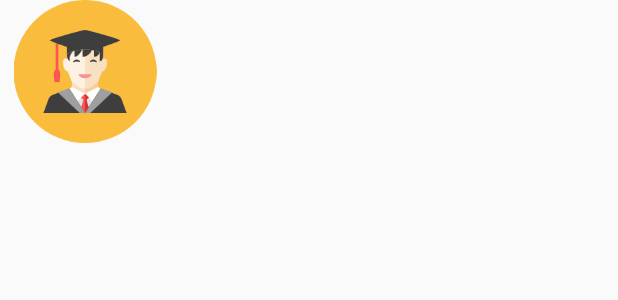
After one commit to Nizar4790k/StudentManager, an Android app: the layout list_item_student.xml on its own in the app's theme, with its tools: preview values and no code run, on a phone screen of 412 x 824 dp. The commit adds this screen. Shown: the top 300 px of the screen. Run offline under Robolectric (Android 15) with nearby library versions, the phone set to English and light mode, and no system bars.

Commit message:
Added items to recycler view

```diff
--- a/app/src/main/java/com/example/studentmanager/activity/StudentActivity.java
+++ b/app/src/main/java/com/example/studentmanager/activity/StudentActivity.java
@@ -14,4 +14,8 @@ public class StudentActivity extends SingleFragmentActivity{
     protected Fragment createFragment() {
         return new StudentFragment();
     }
+
+
+
+
 }
--- a/app/src/main/java/com/example/studentmanager/activity/StudentListActivity.java
+++ b/app/src/main/java/com/example/studentmanager/activity/StudentListActivity.java
@@ -1,5 +1,7 @@
 package com.example.studentmanager.activity;
 
+import android.os.Bundle;
+import android.support.annotation.Nullable;
 import android.support.v4.app.Fragment;
 
 import com.example.studentmanager.fragment.StudentListFragment;
@@ -11,4 +13,7 @@ public class StudentListActivity extends SingleFragmentActivity {
     protected Fragment createFragment() {
         return new StudentListFragment();
     }
+
+
+
 }
--- a/app/src/main/java/com/example/studentmanager/database/StudentBaseHelper.java
+++ b/app/src/main/java/com/example/studentmanager/database/StudentBaseHelper.java
@@ -23,8 +23,8 @@ public class StudentBaseHelper extends SQLiteOpenHelper {
         db.execSQL("create table "+StudentDbSchema.StudentTable.NAME +"("+
                 "_id integer primary key autoincrement,"+
                 StudentTable.Cols.NAME +"," +
-                StudentTable.Cols.BORN_DATE+","+
-                StudentTable.Cols.DATE+","+
+                StudentTable.Cols.BIRTH_DATE +","+
+                StudentTable.Cols.CAREER+","+
                 StudentTable.Cols.SEX+","+
                 StudentTable.Cols.PERIOD + "," +
                 StudentTable.Cols.GPA+ ","+
--- a/app/src/main/java/com/example/studentmanager/database/StudentDbSchema.java
+++ b/app/src/main/java/com/example/studentmanager/database/StudentDbSchema.java
@@ -11,10 +11,10 @@ public class StudentDbSchema  {
         public static final class Cols {                          // Defining a Schema
 
             public static  final String NAME= "uuid";
-            public static final String BORN_DATE="born_date";
+            public static final String BIRTH_DATE ="born_date";
             public static final String SEX="sex";
             public static final String UNIVERSITY="university";
-            public static final String DATE="career";
+            public static final String CAREER ="career";
             public static final String PERIOD="period";
             public static final String GPA="gpa";
             public static final String DNI="dni";
--- a/app/src/main/res/layout/fragment_student_list.xml
+++ b/app/src/main/res/layout/fragment_student_list.xml
@@ -3,7 +3,7 @@
     xmlns:android="http://schemas.android.com/apk/res/android"
     android:layout_width="match_parent"
     android:layout_height="match_parent"
-    android:id="@+id/student_list_fragment"
+    android:id="@+id/student_recycler_view"
 
 
     >
--- /dev/null
+++ b/app/src/main/res/layout/list_item_student.xml
@@ -0,0 +1,37 @@
+<?xml version="1.0" encoding="utf-8"?>
+<LinearLayout
+    xmlns:android="http://schemas.android.com/apk/res/android"
+    xmlns:app="http://schemas.android.com/apk/res-auto"
+    xmlns:tools="http://schemas.android.com/tools"
+    android:layout_width="match_parent"
+    android:layout_height="match_parent"
+    android:orientation="horizontal"
+
+    >
+
+    <ImageView
+        android:id="@+id/imageView6"
+        android:layout_width="113dp"
+        android:layout_height="95dp"
+
+        android:src="@drawable/student_icon" />
+
+    <LinearLayout
+        android:layout_width="match_parent"
+        android:layout_height="wrap_content"
+        android:orientation="vertical">
+
+        <TextView
+            android:id="@+id/student_name"
+            android:layout_width="match_parent"
+            android:layout_height="wrap_content"
+            android:textSize="24sp" />
+
+        <TextView
+            android:id="@+id/student_dni"
+            android:layout_width="match_parent"
+            android:layout_height="wrap_content"
+            android:textSize="24sp" />
+    </LinearLayout>
+
+</LinearLayout>
--- a/app/src/main/res/values/strings.xml
+++ b/app/src/main/res/values/strings.xml
@@ -15,6 +15,7 @@
     <string name="add_student">Add a student </string>
     <string name="add_student_button">Add</string>
     <string name="date_birth_dialog">Date of birth:</string>
+    <string name="student_added">Student added sucessfully</string>
 
 
 
```
Also changed, not shown: app/src/main/java/com/example/studentmanager/database/StudentCursorWrapper.java (added, +58 -0 lines), app/src/main/java/com/example/studentmanager/fragment/StudentFragment.java (+35 -1 lines), app/src/main/java/com/example/studentmanager/fragment/StudentListFragment.java (+93 -0 lines), app/src/main/java/com/example/studentmanager/model/Student.java (+17 -3 lines), app/src/main/java/com/example/studentmanager/model/StudentLab.java (+80 -3 lines).
